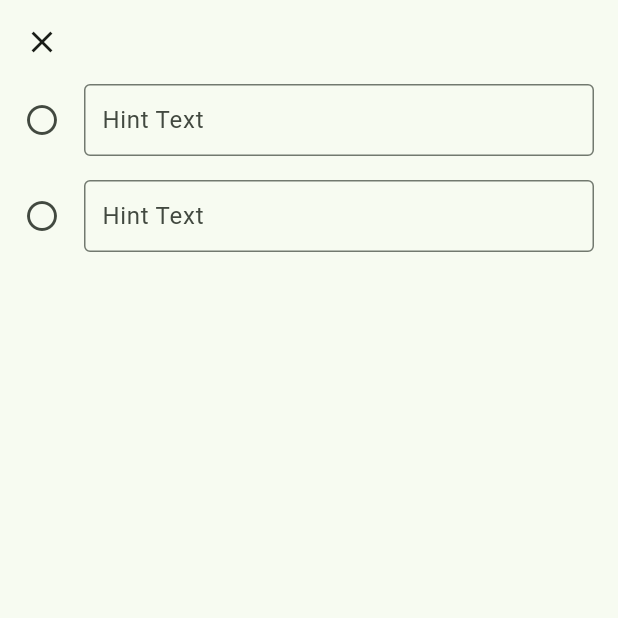
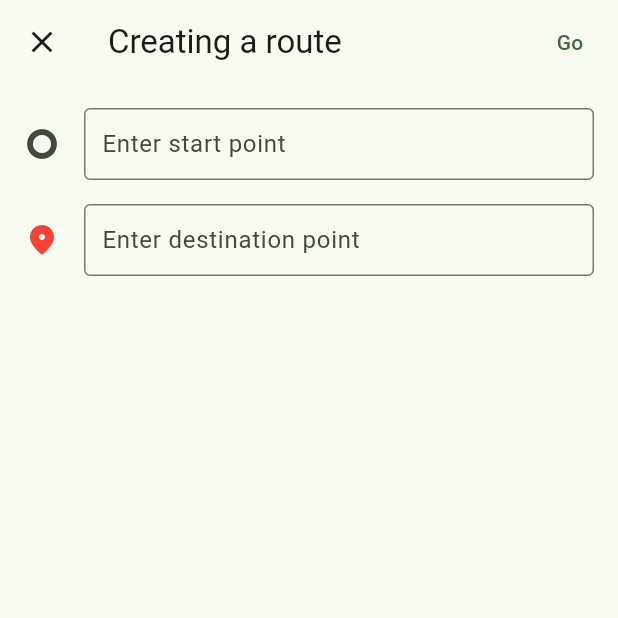
Before and after one commit to 1mmortalized/geo_weather, a Flutter app: the screen it shows after launch, after a tap on "Navigate", on a phone screen of 412 x 824 dp, the top half of it. Run offline on Flutter 3.47's test engine with Material 3 defaults, Android fonts, the phone set to English and light mode, and no system bars; missing offline and left inert: flutter_osm_plugin.

Commit message:
Implemented drawing a route

```diff
--- a/lib/main.dart
+++ b/lib/main.dart
@@ -52,7 +52,10 @@ class _MainScreenState extends State<MainScreen> {
   bool isDark = false;
 
   late MapController mapController;
-  GeoPoint? pickedPoint;
+  GeoPoint? pickedLocation;
+
+  GeoPoint? routeStart;
+  GeoPoint? routeEnd;
 
   // The query currently being searched for. If null, there is no pending
   // request.
@@ -157,9 +160,23 @@ class _MainScreenState extends State<MainScreen> {
       tag: 'navigate-dialog',
       child: Dialog.fullscreen(
           child: Scaffold(
-        appBar: AppBar(),
+        appBar: AppBar(
+          title: const Text("Creating a route"),
+          actions: [
+            TextButton(
+              onPressed: () {
+                Navigator.of(context).pop();
+                _drawRoad(routeStart!, routeEnd!).then((_) {
+                  routeStart = null;
+                  routeEnd = null;
+                });
+              },
+              child: const Text("Go"),
+            )
+          ],
+        ),
         body: Padding(
-          padding: const EdgeInsets.only(left: 16, right: 16, bottom: 16),
+          padding: const EdgeInsets.all(16),
           child: SafeArea(
             child: Column(
               children: [
@@ -168,8 +185,8 @@ class _MainScreenState extends State<MainScreen> {
                     return TextField(
                       controller: controller,
                       decoration: const InputDecoration(
-                        icon: Icon(Icons.circle_outlined),
-                        hintText: 'Hint Text',
+                        icon: Icon(Icons.trip_origin),
+                        hintText: 'Enter start point',
                         border: OutlineInputBorder(),
                         contentPadding: EdgeInsets.all(8.0),
                       ),
@@ -178,7 +195,13 @@ class _MainScreenState extends State<MainScreen> {
                       },
                     );
                   },
-                  suggestionsBuilder: searchNavigatePointSuggestionBuilder,
+                  suggestionsBuilder:
+                      (BuildContext context, SearchController controller) {
+                    return _suggestionBuilder(context, controller,
+                        onItemTap: (point) {
+                      routeStart = point;
+                    });
+                  },
                 ),
                 const SizedBox(height: 16),
                 SearchAnchor(
@@ -186,8 +209,11 @@ class _MainScreenState extends State<MainScreen> {
                     return TextField(
                       controller: controller,
                       decoration: const InputDecoration(
-                        icon: Icon(Icons.circle_outlined),
-                        hintText: 'Hint Text',
+                        icon: Icon(
+                          Icons.location_on_rounded,
+                          color: Colors.red,
+                        ),
+                        hintText: 'Enter destination point',
                         border: OutlineInputBorder(),
                         contentPadding: EdgeInsets.all(8.0),
                       ),
@@ -196,7 +222,13 @@ class _MainScreenState extends State<MainScreen> {
                       },
                     );
                   },
-                  suggestionsBuilder: searchNavigatePointSuggestionBuilder,
+                  suggestionsBuilder:
+                      (BuildContext context, SearchController controller) {
+                    return _suggestionBuilder(context, controller,
+                        onItemTap: (point) {
+                      routeEnd = point;
+                    });
+                  },
                 ),
               ],
             ),
@@ -246,10 +278,10 @@ class _MainScreenState extends State<MainScreen> {
   FutureOr<Iterable<Widget>> searchLocationSuggestionBuilder(
       BuildContext context, SearchController controller) {
     return _suggestionBuilder(context, controller, onItemTap: (point) async {
-      if (pickedPoint != null) {
-        await mapController.removeMarker(pickedPoint!);
+      if (pickedLocation != null) {
+        await mapController.removeMarker(pickedLocation!);
       }
-      pickedPoint = point;
+      pickedLocation = point;
 
       await mapController.moveTo(point, animate: true);
       await mapController.setZoom(zoomLevel: 17);
@@ -257,23 +289,15 @@ class _MainScreenState extends State<MainScreen> {
         iconAnchor: IconAnchor(anchor: Anchor.top),
         point,
         markerIcon: const MarkerIcon(
-          icon: Icon(
-            Icons.location_pin,
-            size: 48,
-            color: Colors.red
-          ),
+          icon: Icon(Icons.location_pin, size: 48, color: Colors.red),
         ),
       );
     });
   }
 
-  FutureOr<Iterable<Widget>> searchNavigatePointSuggestionBuilder(
-      BuildContext context, SearchController controller) async {
-    return _suggestionBuilder(context, controller);
-  }
-
   FutureOr<Iterable<Widget>> _suggestionBuilder(
-      BuildContext context, SearchController controller, {Future Function(GeoPoint)? onItemTap}) async {
+      BuildContext context, SearchController controller,
+      {Function(GeoPoint)? onItemTap}) async {
     _searchingWithQuery = controller.text;
 
     final List<SearchInfo> suggestions =
@@ -290,9 +314,9 @@ class _MainScreenState extends State<MainScreen> {
       final SearchInfo item = suggestions[index];
       return ListTile(
         title: Text(item.address.toString()),
-        onTap: () async {
+        onTap: () {
           controller.closeView(item.address.toString());
-          await onItemTap?.call(item.point!);
+          onItemTap?.call(item.point!);
         },
       );
     });
@@ -300,26 +324,25 @@ class _MainScreenState extends State<MainScreen> {
     return _lastOptions;
   }
 
+  Future<void> _drawRoad(GeoPoint start, GeoPoint end) async {
+    await mapController.clearAllRoads();
+
+    await mapController.drawRoad(
+      start,
+      end,
+      roadType: RoadType.car,
+      roadOption: const RoadOption(
+        roadBorderColor: Colors.blue,
+        roadBorderWidth: 7,
+        roadColor: Colors.blue,
+        zoomInto: true,
+      ),
+    );
+  }
+
   @override
-  void deactivate() {
-    super.deactivate();
+  void dispose() {
     mapController.dispose();
+    super.dispose();
   }
 }
-
-// Future<void> _drawRoad() async {
-//   RoadInfo roadInfo = await mapController.drawRoad(
-//     GeoPoint(latitude: 49.236997, longitude: 28.405208),
-//     GeoPoint(latitude: 49.033457, longitude: 27.228157),
-//     roadType: RoadType.car,
-//     roadOption: const RoadOption(
-//       roadWidth: 10,
-//       roadColor: Colors.blue,
-//       zoomInto: true,
-//     ),
-//   );
-//   print("${roadInfo.distance}km");
-//   print("${roadInfo.duration}sec");
-//   print("${roadInfo.instructions}");
-// }
-//
```
